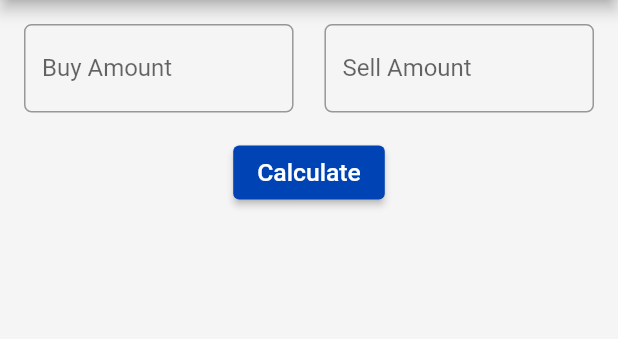
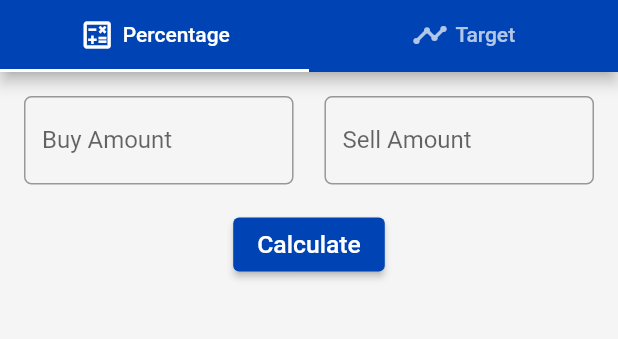
Before and after one commit to deepakmkoshy/Intraday-P-L-Calculator, a Flutter app: the screen it shows after launch, on a phone screen of 412 x 824 dp, the part 84-423 px from its top. Run offline on Flutter 3.47's test engine with Material 2 defaults, Android fonts, the phone set to English and light mode, and no system bars.

Commit message:
Added tabbar

```diff
--- a/lib/homepage.dart
+++ b/lib/homepage.dart
@@ -7,7 +7,7 @@ class Homepage extends StatefulWidget {
 }
 
 class _HomepageState extends State<Homepage> with TickerProviderStateMixin {
-//  TabController _tabController;
+  late TabController _tabController;
 
   final _buyController = TextEditingController();
   final _sellController = TextEditingController();
@@ -17,6 +17,12 @@ class _HomepageState extends State<Homepage> with TickerProviderStateMixin {
   bool isCalActive = false;
   bool _showBuyValidationError = false;
   bool _showSellValidationError = false;
+
+  @override
+  void initState() {
+    super.initState();
+    _tabController = TabController(length: 2, vsync: this);
+  }
 
   @override
   void dispose() {
@@ -94,13 +100,49 @@ class _HomepageState extends State<Homepage> with TickerProviderStateMixin {
     return Scaffold(
         appBar: AppBar(
           title: Text('Intraday P&L Calculator'),
+          bottom: TabBar(
+            indicatorColor: Colors.white,
+            controller: _tabController,
+            tabs: <Widget>[
+              Tab(
+                // icon: Icon(Icons.calculate_outlined),
+                child: Row(
+                  mainAxisAlignment: MainAxisAlignment.center,
+                  children: [
+                    Icon(Icons.calculate_outlined),
+                    SizedBox(
+                      width: 5,
+                    ),
+                    Text('Percentage')
+                  ],
+                ),
+                // text: 'Percentage',
+              ),
+              Tab(
+                child: Row(
+                  mainAxisAlignment: MainAxisAlignment.center,
+                  children: [
+                    Icon(Icons.timeline_outlined),
+                    SizedBox(
+                      width: 5,
+                    ),
+                    Text('Target')
+                  ],
+                ),
+                // text: 'Target',
+              ),
+            ],
+          ),
           centerTitle: true,
           backgroundColor: Color(0XFF0043b4),
         ),
         backgroundColor: Colors.grey[100],
 
         //Wrapping with gesture detector to hide keyboard
-      body: GestureDetector(
+        body: TabBarView(
+          controller: _tabController,
+          children: <Widget>[
+            GestureDetector(
               behavior: HitTestBehavior.translucent,
               onTap: () {
                 /*This method here will hide the soft keyboard.*/
@@ -140,7 +182,8 @@ class _HomepageState extends State<Homepage> with TickerProviderStateMixin {
                         },
                         child: Text(
                           'Calculate',
-                    style: TextStyle(color: Colors.white, fontSize: width / 25),
+                          style: TextStyle(
+                              color: Colors.white, fontSize: width / 25),
                         ),
                       ),
                       SizedBox(
@@ -179,6 +222,12 @@ class _HomepageState extends State<Homepage> with TickerProviderStateMixin {
                 ),
               ),
             ),
-    );
+            Container(
+              child: Center(
+                child: Text("New"),
+              ),
+            )
+          ],
+        ));
   }
 }
```
Lines whose indentation alone changed are shown as unchanged.
